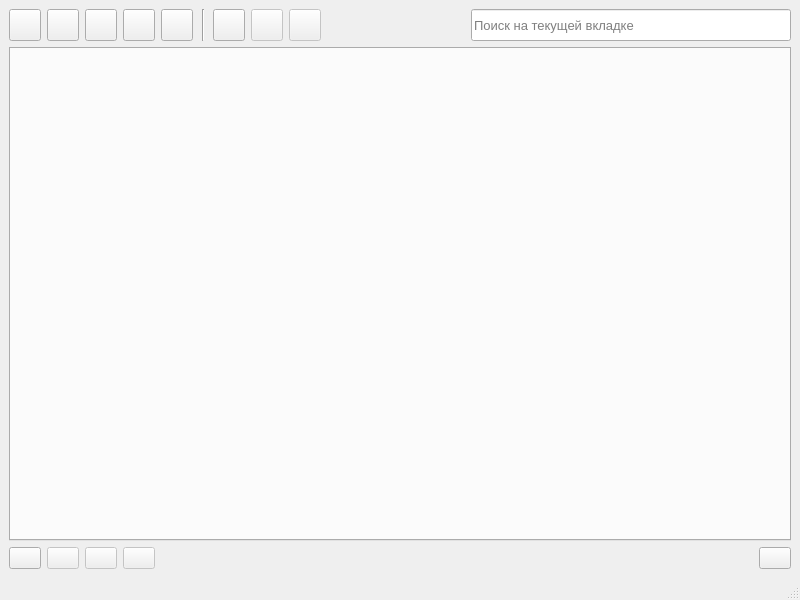
Qt form ui_main_window.ui (eluvesi/nca) before a commit.
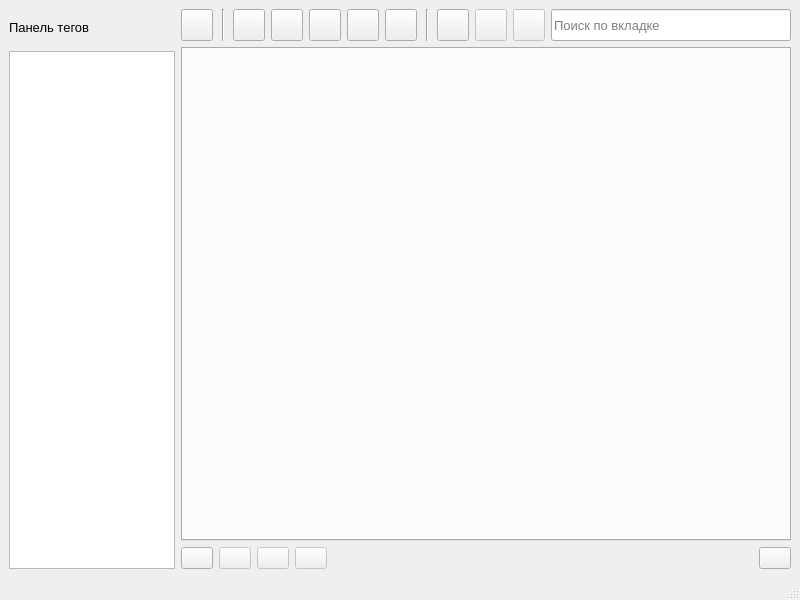
The same form after that commit. Icons and pictures are not drawn.

The edit to the form file:
```diff
--- a/ui_main_window.ui
+++ b/ui_main_window.ui
@@ -33,9 +33,104 @@
 }</string>
   </property>
   <widget class="QWidget" name="centralwidget">
+   <layout class="QHBoxLayout" name="horizontalLayout_4">
+    <item>
+     <widget class="QWidget" name="tagPanelWidget" native="true">
+      <property name="maximumSize">
+       <size>
+        <width>240</width>
+        <height>16777215</height>
+       </size>
+      </property>
+      <layout class="QVBoxLayout" name="verticalLayout_2">
+       <property name="leftMargin">
+        <number>0</number>
+       </property>
+       <property name="topMargin">
+        <number>0</number>
+       </property>
+       <property name="rightMargin">
+        <number>0</number>
+       </property>
+       <property name="bottomMargin">
+        <number>0</number>
+       </property>
+       <item>
+        <widget class="QLabel" name="label">
+         <property name="minimumSize">
+          <size>
+           <width>0</width>
+           <height>36</height>
+          </size>
+         </property>
+         <property name="font">
+          <font>
+           <pointsize>10</pointsize>
+          </font>
+         </property>
+         <property name="text">
+          <string>Панель тегов</string>
+         </property>
+        </widget>
+       </item>
+       <item>
+        <widget class="QListWidget" name="tagListWidget"/>
+       </item>
+      </layout>
+     </widget>
+    </item>
+    <item>
    <layout class="QVBoxLayout" name="verticalLayout">
     <item>
      <layout class="QHBoxLayout" name="horizontalLayout">
+        <item>
+         <widget class="QPushButton" name="tagPanelButton">
+          <property name="maximumSize">
+           <size>
+            <width>32</width>
+            <height>32</height>
+           </size>
+          </property>
+          <property name="toolTip">
+           <string>Панель тегов</string>
+          </property>
+          <property name="text">
+           <string/>
+          </property>
+          <property name="icon">
+           <iconset>
+            <normaloff>icons/tag.png</normaloff>icons/tag.png</iconset>
+          </property>
+          <property name="iconSize">
+           <size>
+            <width>24</width>
+            <height>24</height>
+           </size>
+          </property>
+          <property name="shortcut">
+           <string>Ctrl+B</string>
+          </property>
+          <property name="checkable">
+           <bool>true</bool>
+          </property>
+          <property name="checked">
+           <bool>false</bool>
+          </property>
+         </widget>
+        </item>
+        <item>
+         <widget class="Line" name="line_2">
+          <property name="minimumSize">
+           <size>
+            <width>8</width>
+            <height>32</height>
+           </size>
+          </property>
+          <property name="orientation">
+           <enum>Qt::Vertical</enum>
+          </property>
+         </widget>
+        </item>
       <item>
        <widget class="QPushButton" name="fileCreateButton">
         <property name="maximumSize">
@@ -63,6 +158,9 @@
           <height>24</height>
          </size>
         </property>
+          <property name="shortcut">
+           <string>Ctrl+N</string>
+          </property>
        </widget>
       </item>
       <item>
@@ -92,6 +190,9 @@
           <height>24</height>
          </size>
         </property>
+          <property name="shortcut">
+           <string>Ctrl+O</string>
+          </property>
        </widget>
       </item>
       <item>
@@ -121,6 +222,9 @@
           <height>24</height>
          </size>
         </property>
+          <property name="shortcut">
+           <string>Ctrl+S</string>
+          </property>
        </widget>
       </item>
       <item>
@@ -150,6 +254,9 @@
           <height>24</height>
          </size>
         </property>
+          <property name="shortcut">
+           <string>Ctrl+Shift+S</string>
+          </property>
        </widget>
       </item>
       <item>
@@ -179,6 +286,9 @@
           <height>24</height>
          </size>
         </property>
+          <property name="shortcut">
+           <string>Ctrl+R</string>
+          </property>
        </widget>
       </item>
       <item>
@@ -304,7 +414,7 @@
        <widget class="QLineEdit" name="searchLineEdit">
         <property name="minimumSize">
          <size>
-          <width>320</width>
+            <width>240</width>
           <height>32</height>
          </size>
         </property>
@@ -314,7 +424,7 @@
          </font>
         </property>
         <property name="placeholderText">
-         <string>Поиск на текущей вкладке</string>
+           <string>Поиск по вкладке</string>
         </property>
         <property name="clearButtonEnabled">
          <bool>true</bool>
@@ -324,11 +434,7 @@
      </layout>
     </item>
     <item>
-     <widget class="QTabWidget" name="tabWidget">
-      <property name="movable">
-       <bool>true</bool>
-      </property>
-     </widget>
+       <widget class="QTabWidget" name="tabWidget"/>
     </item>
     <item>
      <layout class="QHBoxLayout" name="horizontalLayout_2">
@@ -391,6 +497,9 @@
           <height>24</height>
          </size>
         </property>
+          <property name="shortcut">
+           <string>Del</string>
+          </property>
        </widget>
       </item>
       <item>
@@ -455,6 +564,9 @@
           <height>24</height>
          </size>
         </property>
+          <property name="shortcut">
+           <string>Ctrl+C</string>
+          </property>
        </widget>
       </item>
       <item>
@@ -501,6 +613,8 @@
          </size>
         </property>
        </widget>
+        </item>
+       </layout>
       </item>
      </layout>
     </item>
```
Lines whose indentation alone changed are shown as unchanged.
